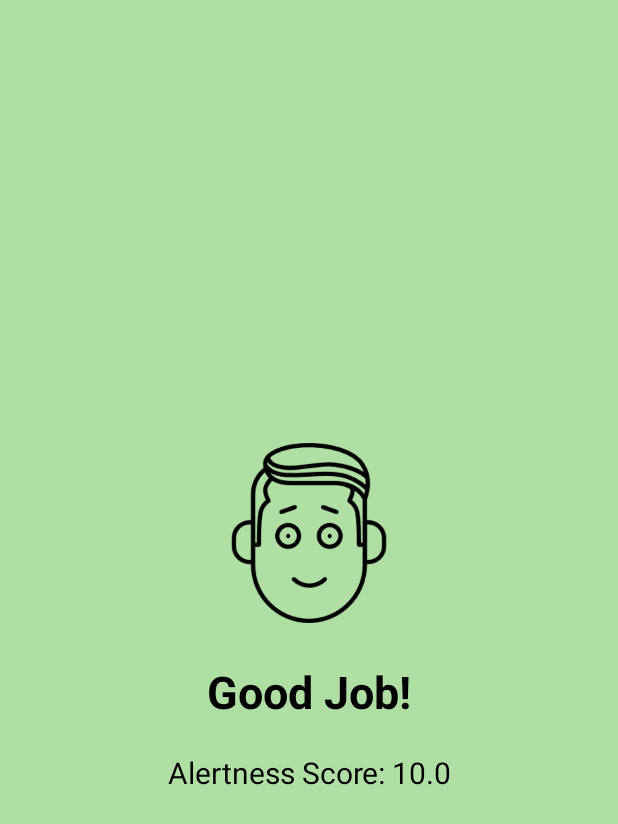
After one commit to alonkol/DriveSafe, an Android app: the layout driving_screen.xml on its own in the app's theme, with its tools: preview values and no code run, on a phone screen of 412 x 824 dp. The commit adds this screen. Shown: the top 824 px of the screen. Run offline under Robolectric (Android 15) with nearby library versions, the phone set to English and light mode, and no system bars.

Commit message:
Added main driving screen

```diff
--- a/app/src/main/java/com/drivesafe/drivesafe/MainActivity.java
+++ b/app/src/main/java/com/drivesafe/drivesafe/MainActivity.java
@@ -100,6 +100,7 @@ public class MainActivity extends AppCompatActivity {
                         public void onClick(View v) {
                             STATE = AppState.Active;
                             lets_go.setVisibility(View.INVISIBLE);
+                            setContentView(R.layout.driving_screen);
                         }
                     });
                 }
--- /dev/null
+++ b/app/src/main/res/layout/driving_screen.xml
@@ -0,0 +1,41 @@
+<?xml version="1.0" encoding="utf-8"?>
+<RelativeLayout xmlns:android="http://schemas.android.com/apk/res/android"
+    android:layout_width="match_parent"
+    android:layout_height="match_parent"
+    android:background="@color/driving_normal">
+
+    <LinearLayout
+        android:layout_width="wrap_content"
+        android:layout_height="wrap_content"
+        android:layout_centerInParent="true"
+        android:gravity="center_horizontal"
+        android:orientation="vertical">
+
+        <ImageView
+            android:layout_width="@dimen/img_width_height"
+            android:layout_height="@dimen/img_width_height"
+            android:layout_marginBottom="@dimen/img_vertical_margin"
+            android:src="@drawable/face_smile" />
+
+        <TextView
+            android:layout_width="wrap_content"
+            android:layout_height="wrap_content"
+            android:text="@string/driving_normal_title"
+            android:textColor="@android:color/black"
+            android:textSize="@dimen/slide_title"
+            android:textStyle="bold" />
+
+        <TextView
+            android:layout_width="wrap_content"
+            android:layout_height="wrap_content"
+            android:layout_marginTop="20dp"
+            android:paddingLeft="@dimen/desc_padding"
+            android:paddingRight="@dimen/desc_padding"
+            android:text="@string/alertness_score"
+            android:textAlignment="center"
+            android:textColor="@android:color/black"
+            android:textSize="@dimen/slide_desc" />
+
+    </LinearLayout>
+
+</RelativeLayout>
--- a/app/src/main/res/values/colors.xml
+++ b/app/src/main/res/values/colors.xml
@@ -10,6 +10,10 @@
     <color name="bg_screen3">#c873f4</color>
     <color name="bg_screen4">#3395ff</color>
     <color name="special_notice">#f64c73</color>
+    <color name="driving_normal">#b0dfa4</color>
+    <color name="driving_warning">#e2c98e</color>
+    <color name="driving_alert">#de7979</color>
+
 
     <!-- dots inactive colors -->
     <color name="dot_dark_screen1">#d1395c</color>
--- a/app/src/main/res/values/strings.xml
+++ b/app/src/main/res/values/strings.xml
@@ -20,8 +20,17 @@
 
     <string name="slide_4_title">Hall Of Shame</string>
     <string name="slide_4_desc">If you\'ll fail to stay alert - you\'ll find yourself in our Hall Of Shame!</string>
+    <!-- Intro Slider END -->
 
     <string name="special_notice_title">Stay Alert!</string>
     <string name="special_notice_desc">Many of our users seem to be especially tired during the past hour.</string>
 
+    <string name="driving_normal_title">Good Job!</string>
+    <string name="driving_warning_title">Stay Alert!</string>
+    <string name="driving_alert_title">Wake Up!!!</string>
+
+    <string name="alertness_score">Alertness Score: 10.0</string>
+
+
+
 </resources>
```
Also changed, not shown: app/src/main/res/drawable/face_fear.png (added), app/src/main/res/drawable/face_smile.png (added), app/src/main/res/drawable/face_worried.png (added).
